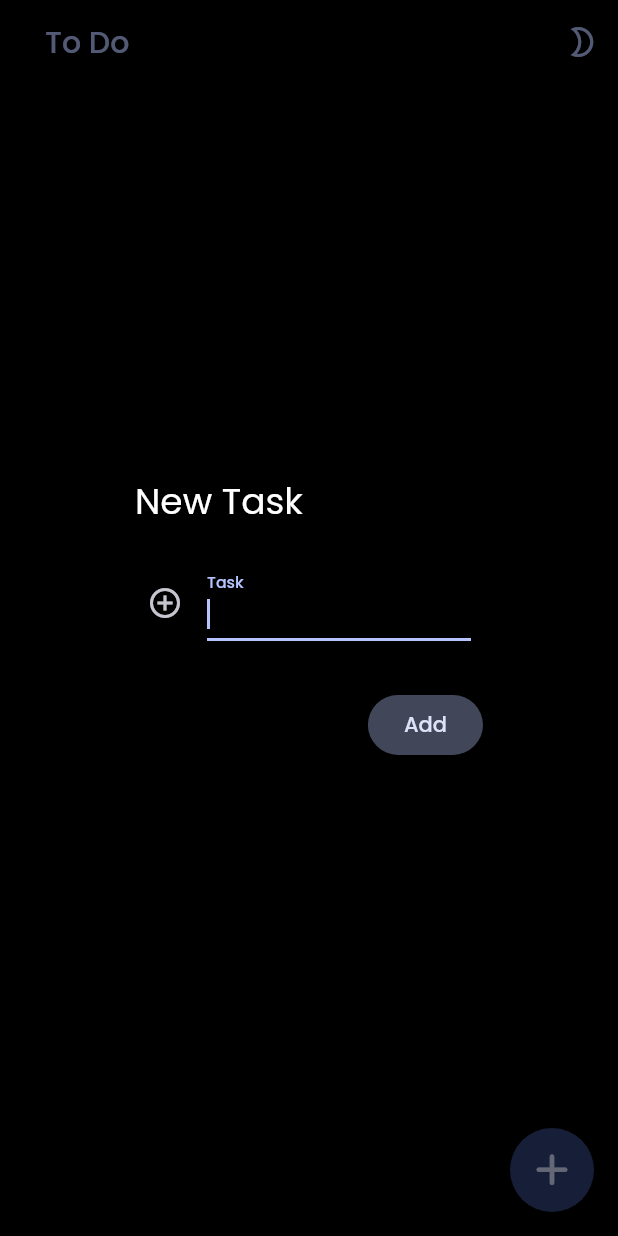
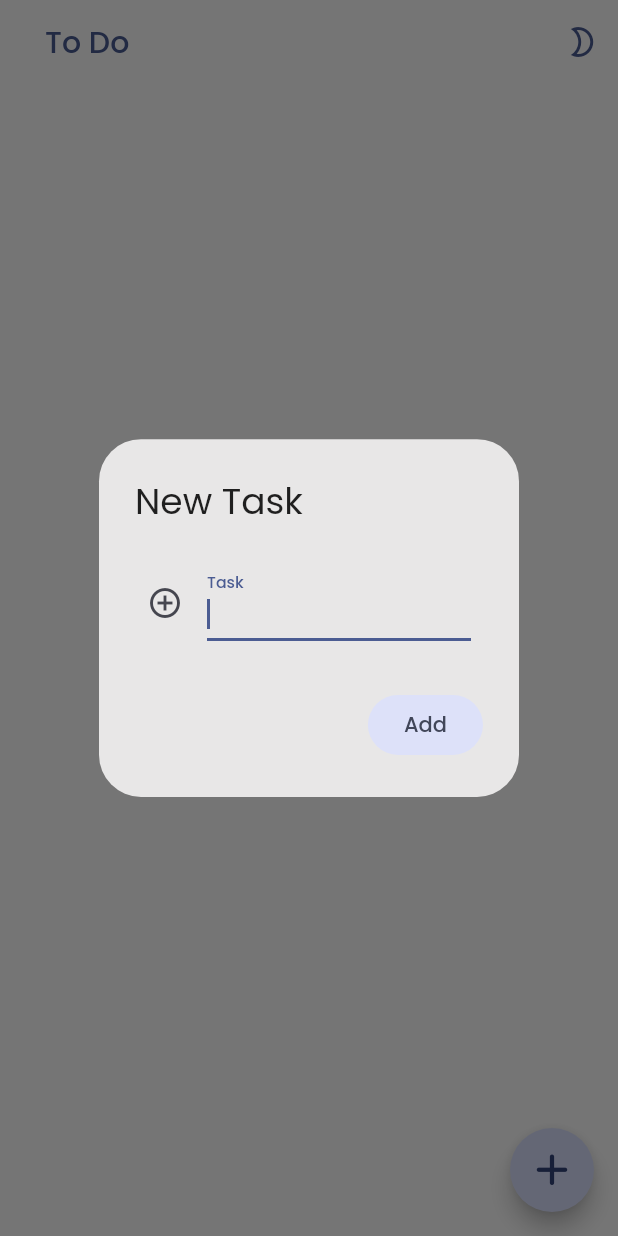
Before and after one commit to Santho-sh/flutter-todo-app-v2, a Flutter app: the screen it shows after launch, after a tap on the "add" icon, on a phone screen of 412 x 824 dp. Run offline on Flutter 3.47's test engine with Material 2 defaults, Android fonts, the light colour scheme and no system bars; our stand-ins replace google_fonts, shared_preferences.

Commit message:
dark mode completed

```diff
--- a/lib/Home Page/home_page.dart
+++ b/lib/Home Page/home_page.dart
@@ -22,7 +22,7 @@ class _HomePageState extends State<HomePage> {
         return Scaffold(
           appBar: AppBar(
             foregroundColor: colors.primary,
-            backgroundColor: appState.currentTheme,
+            backgroundColor: colors.background,
             title: const Text('To Do'),
             titleSpacing: 30,
             actions: [
--- a/lib/Todo Actions/add_todo.dart
+++ b/lib/Todo Actions/add_todo.dart
@@ -26,7 +26,7 @@ class AddTodo extends StatelessWidget {
             var myController = TextEditingController();
 
             return AlertDialog(
-              backgroundColor: Colors.black87,
+              backgroundColor: colors.secondary,
               scrollable: true,
               title: const Text("New Task"),
               content: Padding(
--- a/lib/Todos/active_todos.dart
+++ b/lib/Todos/active_todos.dart
@@ -31,10 +31,10 @@ class ActiveTodos extends StatelessWidget {
               appState.removeTodo(activeTodo);
               ScaffoldMessenger.of(context).showSnackBar(
                 SnackBar(
-                  backgroundColor: const Color.fromARGB(255, 26, 26, 26),
-                  content: const Text(
+                  backgroundColor: colors.secondary,
+                  content: Text(
                     "Task deleted",
-                    style: TextStyle(color: Colors.white),
+                    style: TextStyle(color: colors.onSecondary),
                   ),
                   action: SnackBarAction(
                     label: "UNDO",
@@ -47,10 +47,10 @@ class ActiveTodos extends StatelessWidget {
             },
             child: ListTile(
               shape: RoundedRectangleBorder(
-                side: const BorderSide(width: 1),
+                side: BorderSide(width: 1, color: colors.background),
                 borderRadius: BorderRadius.circular(5),
               ),
-              tileColor: const Color.fromARGB(255, 26, 26, 26),
+              tileColor: colors.secondary,
               key: UniqueKey(),
               leading: Radio(
                 value: false,
@@ -64,7 +64,7 @@ class ActiveTodos extends StatelessWidget {
                   Expanded(
                     child: Text(
                       activeTodo,
-                      style: const TextStyle(),
+                      style: TextStyle(color: colors.onSecondary),
                     ),
                   ),
                   IconButton(
--- a/lib/Todos/completed_todos.dart
+++ b/lib/Todos/completed_todos.dart
@@ -9,6 +9,7 @@ class CompletedTodos extends StatelessWidget {
   @override
   Widget build(BuildContext context) {
     var appState = Provider.of<AppState>(context);
+    final ColorScheme colors = Theme.of(context).colorScheme;
 
     if (appState.completedTodos.isEmpty) {
       return const SizedBox.shrink();
@@ -28,13 +29,14 @@ class CompletedTodos extends StatelessWidget {
               appState.removeTodo(completedTodo);
               ScaffoldMessenger.of(context).showSnackBar(
                 SnackBar(
-                  backgroundColor: const Color.fromARGB(255, 26, 26, 26),
-                  content: const Text(
+                  backgroundColor: colors.secondary,
+                  content: Text(
                     "Task deleted",
-                    style: TextStyle(color: Colors.white),
+                    style: TextStyle(color: colors.onSecondary),
                   ),
                   action: SnackBarAction(
                     label: "UNDO",
+                    textColor: Colors.green,
                     onPressed: () {
                       appState.addCompletedTodo(completedTodo);
                     },
@@ -44,10 +46,10 @@ class CompletedTodos extends StatelessWidget {
             },
             child: ListTile(
               shape: RoundedRectangleBorder(
-                side: const BorderSide(width: 1),
+                side: BorderSide(width: 1, color: colors.background),
                 borderRadius: BorderRadius.circular(5),
               ),
-              tileColor: const Color.fromARGB(255, 26, 26, 26),
+              tileColor: colors.secondary,
               key: UniqueKey(),
               leading: Radio(
                 value: true,
--- a/lib/main.dart
+++ b/lib/main.dart
@@ -15,10 +15,17 @@ class MyApp extends StatelessWidget {
   Widget build(BuildContext context) {
     return ChangeNotifierProvider(
       create: (context) => AppState(),
-      child: MaterialApp(
+      child: Consumer(
+        builder: (context, AppState themeModel, child) {
+          return MaterialApp(
+            debugShowCheckedModeBanner: false,
             title: 'Tasks',
-        theme: _buildTheme(Brightness.dark),
+            theme: themeModel.isDark
+                ? _buildTheme(Brightness.dark)
+                : _buildTheme(Brightness.light),
             home: const HomePage(),
+          );
+        },
       ),
     );
   }
@@ -27,14 +34,29 @@ class MyApp extends StatelessWidget {
 ThemeData _buildTheme(brightness) {
   var baseTheme = ThemeData(brightness: brightness);
 
+  if (brightness == Brightness.dark) {
     return baseTheme.copyWith(
-    canvasColor: Colors.transparent,
-    shadowColor: Colors.transparent,
       scaffoldBackgroundColor: Colors.black,
       textTheme: GoogleFonts.poppinsTextTheme(baseTheme.textTheme),
       useMaterial3: true,
       colorScheme: ColorScheme.fromSeed(
+          secondary: const Color.fromARGB(255, 26, 26, 26),
+          onSecondary: Colors.white,
+          background: Colors.black,
           seedColor: const Color.fromARGB(255, 0, 94, 255),
           brightness: Brightness.dark),
     );
+  } else {
+    return baseTheme.copyWith(
+      scaffoldBackgroundColor: Colors.white,
+      textTheme: GoogleFonts.poppinsTextTheme(baseTheme.textTheme),
+      useMaterial3: true,
+      colorScheme: ColorScheme.fromSeed(
+          secondary: const Color.fromARGB(255, 232, 231, 231),
+          onSecondary: Colors.black,
+          background: Colors.white,
+          seedColor: const Color.fromARGB(255, 0, 94, 255),
+          brightness: Brightness.light),
+    );
   }
+}
```
Also changed, not shown: lib/Todo Actions/slide_left_background.dart (+6 -5 lines). Lines whose indentation alone changed are shown as unchanged.
